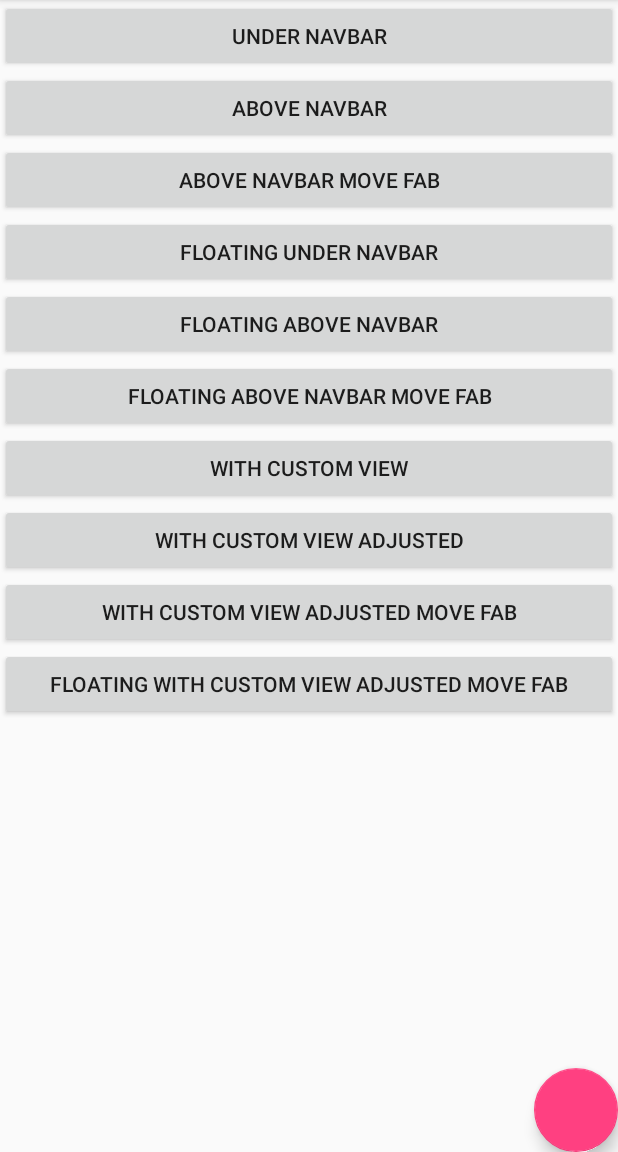
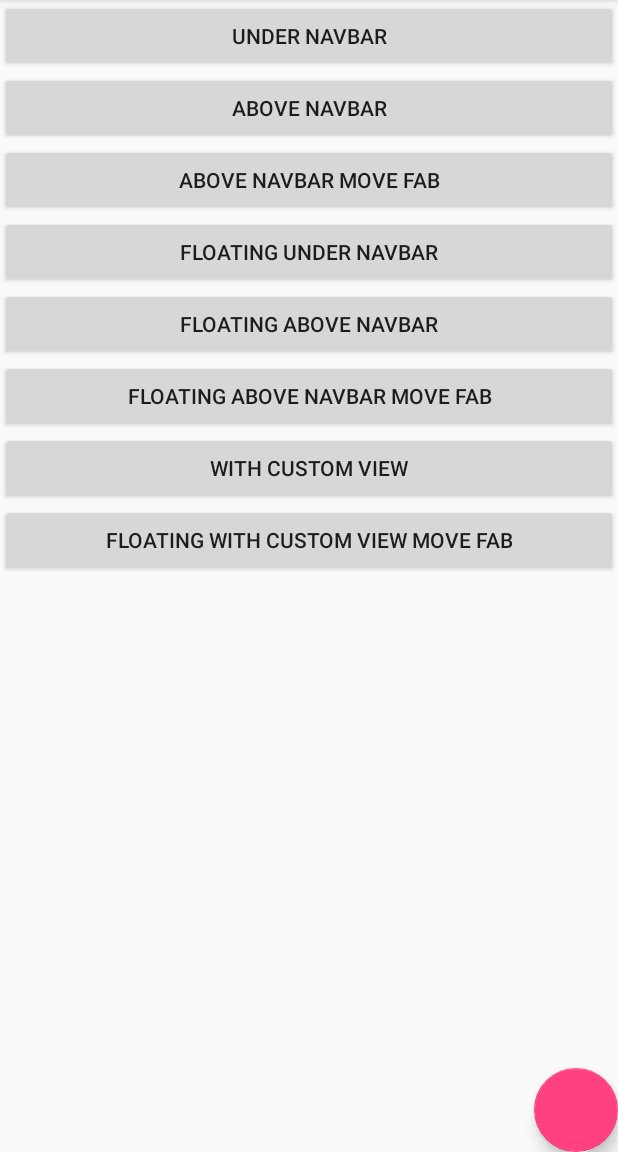
Before and after one commit to danimahardhika/cafebar, an Android app: the TranslucentNavBarActivity screen opened directly, with no data from a screen before it, on a phone screen of 412 x 824 dp, the part 84-1236 px from its top. Run offline under Robolectric (Android 15) with nearby library versions, the phone set to English and light mode, and no system bars.

Commit message:
Update sample based on latest release
[ci skip]

```diff
--- a/app/src/main/res/layout/activity_translucent_navbar.xml
+++ b/app/src/main/res/layout/activity_translucent_navbar.xml
@@ -58,22 +58,10 @@
                 android:text="With Custom View" />
 
             <android.support.v7.widget.AppCompatButton
-                android:id="@+id/with_custom_view_adjusted"
+                android:id="@+id/floating_with_custom_view_move_fab"
                 android:layout_width="match_parent"
                 android:layout_height="wrap_content"
-                android:text="With Custom View Adjusted" />
-
-            <android.support.v7.widget.AppCompatButton
-                android:id="@+id/with_custom_view_adjusted_move_fab"
-                android:layout_width="match_parent"
-                android:layout_height="wrap_content"
-                android:text="With Custom View Adjusted Move Fab" />
-
-            <android.support.v7.widget.AppCompatButton
-                android:id="@+id/floating_with_custom_view_adjusted_move_fab"
-                android:layout_width="match_parent"
-                android:layout_height="wrap_content"
-                android:text="Floating With Custom View Adjusted Move Fab" />
+                android:text="Floating With Custom View Move Fab" />
 
         </LinearLayout>
 
```
Also changed, not shown: app/src/main/java/com/danimahardhika/cafebar/demo/MainActivity.java (+14 -39 lines), app/src/main/java/com/danimahardhika/cafebar/demo/TranslucentNavBarActivity.java (+5 -52 lines), app/src/main/res/layout/activity_main.xml (+2 -8 lines).
